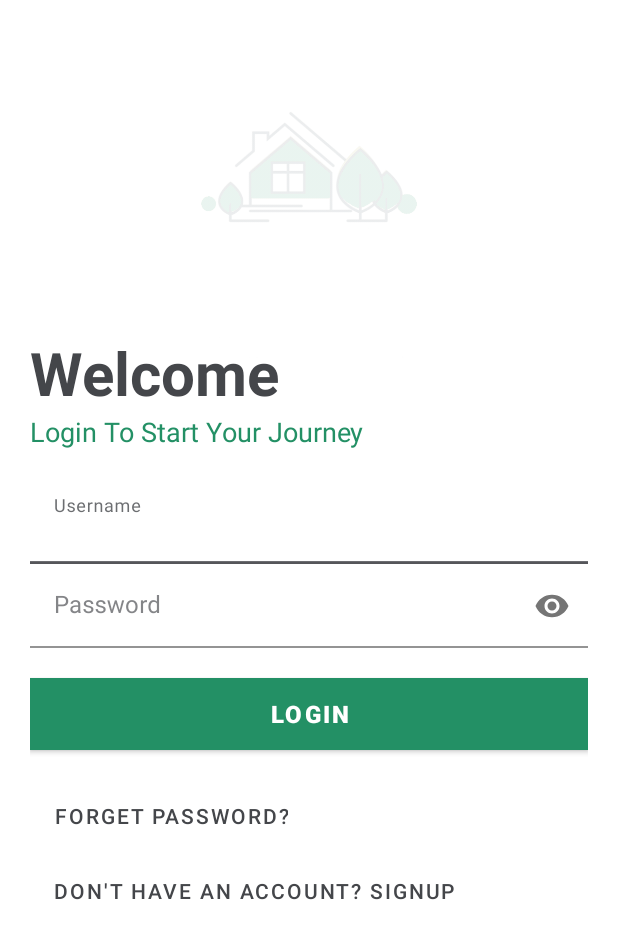
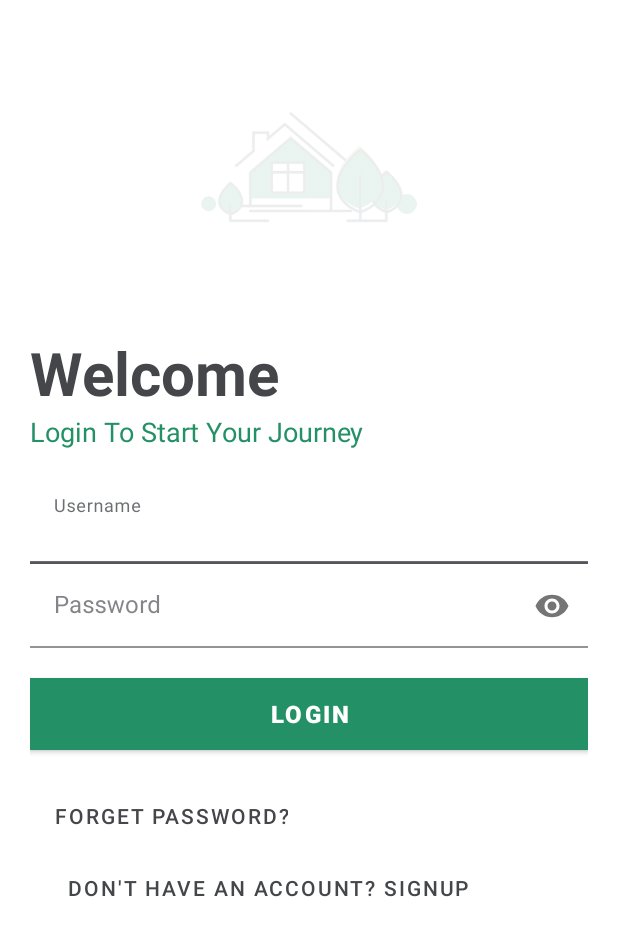
Before and after one commit to Codezilla-21/sweetHome, an Android app: the screen it shows after launch (Login), on a phone screen of 412 x 824 dp. Shown: the top 939 px of the screen. Run offline under Robolectric (Android 15) with nearby library versions, the phone set to English and light mode, and no system bars; libraries missing offline, so code that uses them is left out: com.amplifyframework.api, com.amplifyframework.auth, com.amplifyframework.core, com.amplifyframework.storage; Roboto replaces fonts that are not available here; 5 statements that could not run were skipped.

Commit message:
sign in style done

```diff
--- a/app/src/main/res/layout/activity_login.xml
+++ b/app/src/main/res/layout/activity_login.xml
@@ -7,6 +7,7 @@
     tools:context=".Login"
     android:background="#fff"
     android:orientation="vertical"
+    android:layout_gravity="center_horizontal"
     android:padding="20dp">
 
 
@@ -106,12 +107,16 @@
 
     <Button
         android:id="@+id/signup"
-        android:layout_width="wrap_content"
-        android:layout_height="wrap_content"
+        android:layout_width="335dp"
+        android:layout_height="44dp"
+        android:layout_marginLeft="0dp"
+        android:layout_marginTop="2dp"
         android:background="#00000000"
         android:text="Don't have an account? SignUp"
         android:textColor="#44464A"
-        android:layout_marginTop="2dp"/>
+        android:paddingLeft="-2dp"
+
+        />
 
 
 </LinearLayout>
```
